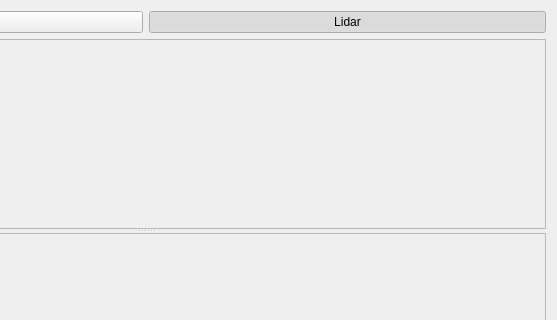
The window that room_concept/src/localUI.ui (robocomp/active_inference) describes before a commit, drawn with Qt 5; both pictures show x 265 to 822 and y 0 to 320 of the 822 by 433 pixel window.
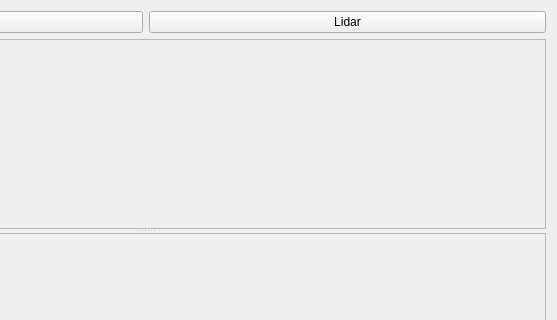
The same window after the commit.

What changed in the file:
```diff
--- a/room_concept/src/localUI.ui
+++ b/room_concept/src/localUI.ui
@@ -35,7 +35,7 @@
         <bool>true</bool>
        </property>
        <property name="checked">
-        <bool>true</bool>
+        <bool>false</bool>
        </property>
        <property name="maximumHeight">
         <number>35</number>
```
